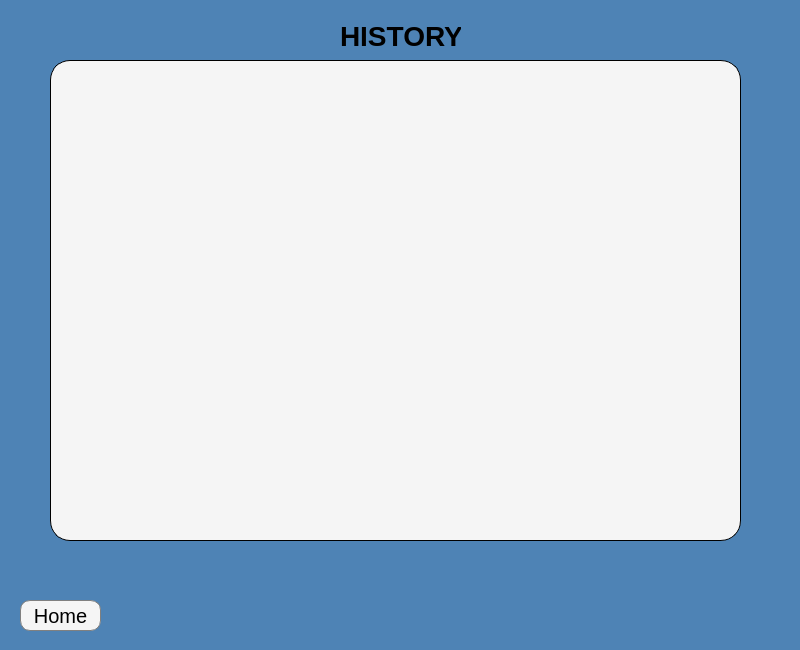
Before: the Qt Designer form projectAkhir/Basdat/history.ui in RexTrue/Project-Akhir, drawn with Qt 5.
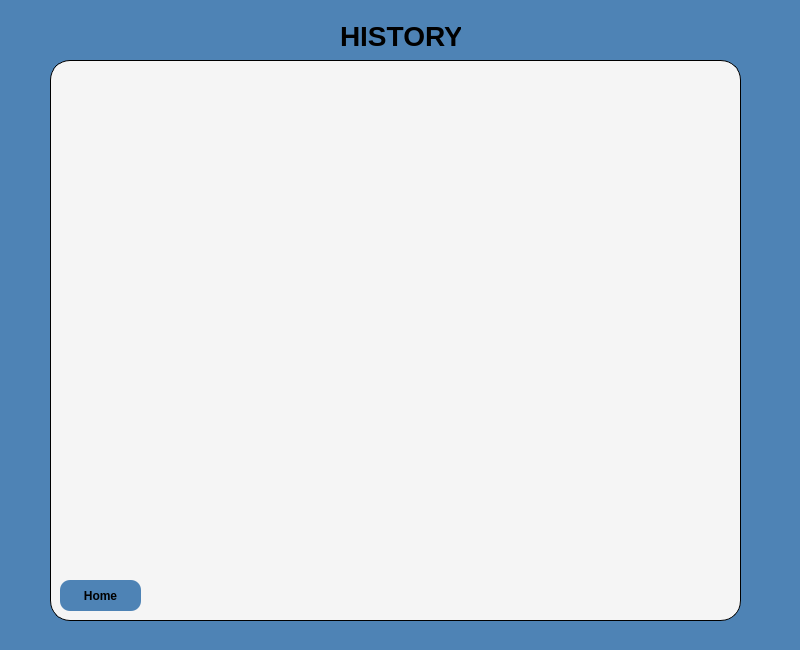
After: the same form once the commit is applied.

Patch:
```diff
--- a/projectAkhir/Basdat/history.ui
+++ b/projectAkhir/Basdat/history.ui
@@ -32,7 +32,7 @@
        <x>50</x>
        <y>60</y>
        <width>691</width>
-       <height>481</height>
+       <height>561</height>
       </rect>
      </property>
      <property name="styleSheet">
@@ -61,8 +61,8 @@
     <widget class="QPushButton" name="pushButton">
      <property name="geometry">
       <rect>
-       <x>20</x>
-       <y>600</y>
+       <x>60</x>
+       <y>580</y>
        <width>81</width>
        <height>31</height>
       </rect>
@@ -71,12 +71,9 @@
       <cursorShape>PointingHandCursor</cursorShape>
      </property>
      <property name="styleSheet">
-      <string notr="true">font-size: 20px;
-color: black;
-background: #f5f5f5;
-border: 1px solid grey;
-border-radius: 10px;
-</string>
+      <string notr="true">background:rgb(78, 131, 181);
+font-weight : bold ;
+border-radius : 10px;</string>
      </property>
      <property name="text">
       <string>Home</string>
```
